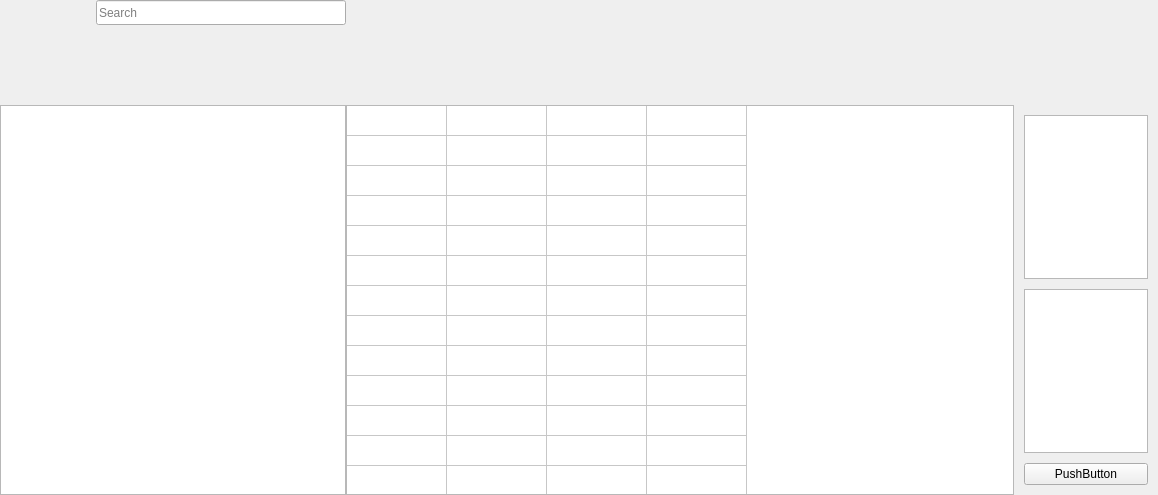
Old version of the form GUI/mainwindow.ui in the repository KuzloPavlo/Networker.
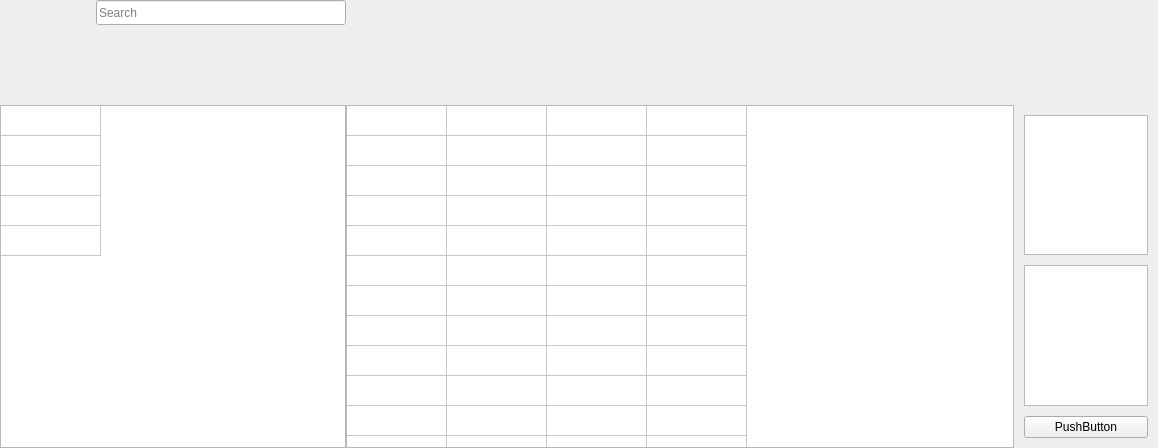
New version of the form. The open tabs and pages were chosen to show the change. Icons and pictures are not drawn.

Diff of the .ui file:
```diff
--- a/GUI/mainwindow.ui
+++ b/GUI/mainwindow.ui
@@ -7,7 +7,7 @@
     <x>0</x>
     <y>0</y>
     <width>1158</width>
-    <height>495</height>
+    <height>448</height>
    </rect>
   </property>
   <property name="baseSize">
@@ -354,7 +354,68 @@
                  <number>0</number>
                 </property>
                 <item row="0" column="0">
-                 <widget class="QTableWidget" name="tableSearch"/>
+                 <widget class="QTableWidget" name="tableSearch">
+                  <property name="verticalScrollBarPolicy">
+                   <enum>Qt::ScrollBarAlwaysOff</enum>
+                  </property>
+                  <property name="horizontalScrollBarPolicy">
+                   <enum>Qt::ScrollBarAlwaysOff</enum>
+                  </property>
+                  <property name="sizeAdjustPolicy">
+                   <enum>QAbstractScrollArea::AdjustToContents</enum>
+                  </property>
+                  <property name="editTriggers">
+                   <set>QAbstractItemView::NoEditTriggers</set>
+                  </property>
+                  <property name="dragEnabled">
+                   <bool>false</bool>
+                  </property>
+                  <property name="sortingEnabled">
+                   <bool>false</bool>
+                  </property>
+                  <property name="wordWrap">
+                   <bool>true</bool>
+                  </property>
+                  <property name="cornerButtonEnabled">
+                   <bool>true</bool>
+                  </property>
+                  <attribute name="horizontalHeaderVisible">
+                   <bool>false</bool>
+                  </attribute>
+                  <attribute name="verticalHeaderVisible">
+                   <bool>false</bool>
+                  </attribute>
+                  <row>
+                   <property name="text">
+                    <string>Новая строка</string>
+                   </property>
+                  </row>
+                  <row>
+                   <property name="text">
+                    <string>Новая строка</string>
+                   </property>
+                  </row>
+                  <row>
+                   <property name="text">
+                    <string>Новая строка</string>
+                   </property>
+                  </row>
+                  <row>
+                   <property name="text">
+                    <string>Новая строка</string>
+                   </property>
+                  </row>
+                  <row>
+                   <property name="text">
+                    <string>Новая строка</string>
+                   </property>
+                  </row>
+                  <column>
+                   <property name="text">
+                    <string>Новый столбец</string>
+                   </property>
+                  </column>
+                 </widget>
                 </item>
                </layout>
               </item>
```
Left out of the diff: 2 changed lines with no effect on the pictures.
